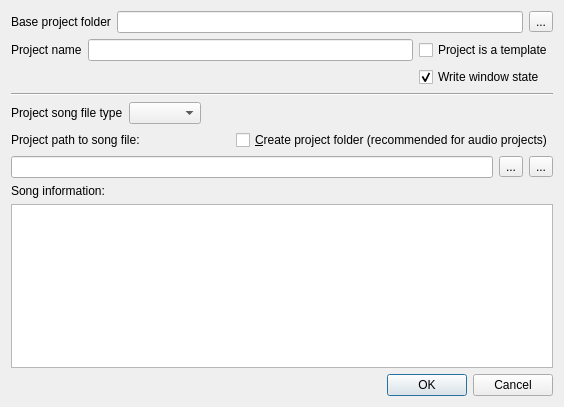
The window that muse3/muse/components/projectcreate.ui (emrum/muse) describes before a commit, drawn with Qt 5.
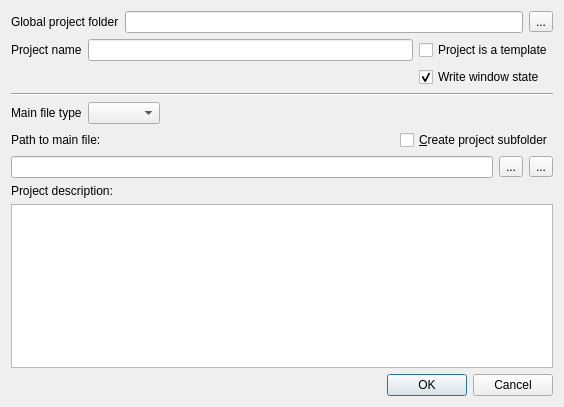
The same window after the commit.

What changed in the file:
```diff
--- a/muse3/muse/components/projectcreate.ui
+++ b/muse3/muse/components/projectcreate.ui
@@ -19,7 +19,7 @@
      <item>
       <widget class="QLabel" name="label_5">
        <property name="text">
-        <string>Base project folder</string>
+        <string>Global project folder</string>
        </property>
       </widget>
      </item>
@@ -104,7 +104,7 @@
      <item>
       <widget class="QLabel" name="label_4">
        <property name="text">
-        <string>Project song file type</string>
+        <string>Main file type</string>
        </property>
       </widget>
      </item>
@@ -131,7 +131,7 @@
      <item>
       <widget class="QLabel" name="label">
        <property name="text">
-        <string>Project path to song file:</string>
+        <string>Path to main file:</string>
        </property>
       </widget>
      </item>
@@ -151,7 +151,7 @@
      <item>
       <widget class="QCheckBox" name="createFolderCheckbox">
        <property name="text">
-        <string>&amp;Create project folder (recommended for audio projects)</string>
+        <string>&amp;Create project subfolder</string>
        </property>
       </widget>
      </item>
@@ -194,7 +194,7 @@
    <item row="6" column="0">
     <widget class="QLabel" name="label_3">
      <property name="text">
-      <string>Song information:</string>
+      <string>Project description:</string>
      </property>
     </widget>
    </item>
```
Left out of the diff: 13 changed lines with no effect on the pictures.
